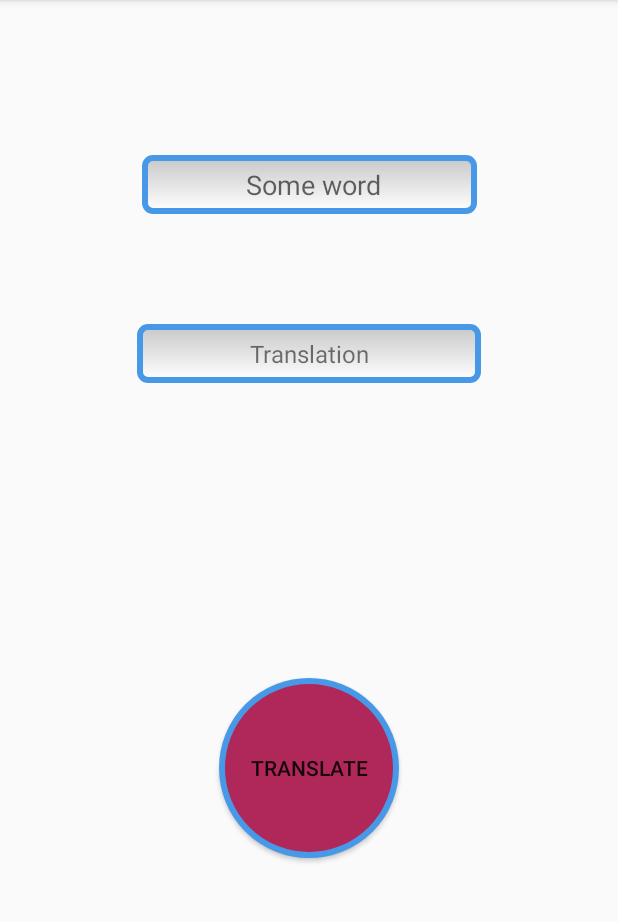
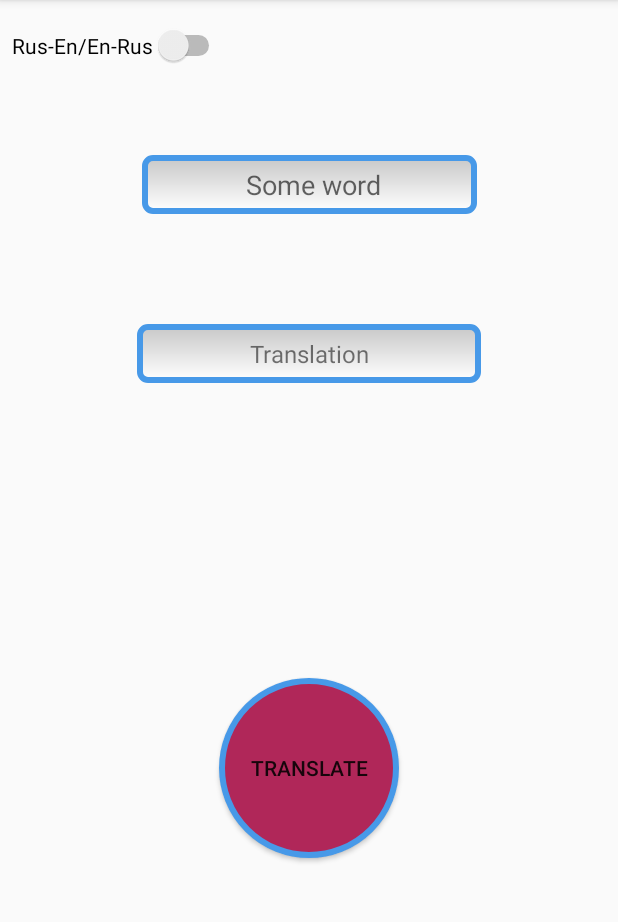
Before and after one commit to as005413/EnglishLearningApp_second, an Android app: the screen it shows after launch (MainActivity), after a tap on "TRANSLATE", on a phone screen of 412 x 824 dp, the part 84-1006 px from its top. Run offline under Robolectric (Android 15) with nearby library versions, the phone set to English and light mode, and no system bars.

Commit message:
Add alert_message and add 2 sides translation

```diff
--- a/app/src/main/java/com/example/englishlearningapp/MainActivity.java
+++ b/app/src/main/java/com/example/englishlearningapp/MainActivity.java
@@ -5,8 +5,11 @@ import androidx.appcompat.app.AppCompatActivity;
 import android.os.Bundle;
 import android.view.View;
 import android.widget.EditText;
+import android.widget.Switch;
 import android.widget.TextView;
+import android.widget.Toast;
 
+import java.util.ArrayList;
 import java.util.HashMap;
 
 import entities.Word;
@@ -19,33 +22,52 @@ public class MainActivity extends AppCompatActivity {
         setContentView(R.layout.activity_main);
     }
 
-    public HashMap<String, Word> createDataBase() {
-        HashMap<String, Word> wordsDB = new HashMap<>();
+    public ArrayList<Word> createDataBase() {
+        Word word1 = new Word("House", "Дом");
+        Word word2 = new Word("Person", "Личность");
+        Word word3 = new Word("Cat", "Кот");
+        Word word4 = new Word("Dog", "Собака");
+        Word word5 = new Word("Laptop", "Ноутбук");
 
-        Word word1 = new Word("House", "Dom");
-        wordsDB.put(word1.getWord(), word1);
-
-        Word word2 = new Word("Person", "Личность");
-        wordsDB.put(word2.getWord(), word2);
-
-        Word word3 = new Word("Cat", "Кот");
-        wordsDB.put(word3.getTranslation(), word3);
-
-        Word word4 = new Word("Dog", "Собака");
-        wordsDB.put(word4.getTranslation(), word4);
-
-        Word word5 = new Word("Laptop", "Ноутбук");
-        wordsDB.put(word5.getTranslation(), word5);
+        ArrayList<Word> wordsDB = new ArrayList<>(5);
+        wordsDB.add(word1);
+        wordsDB.add(word2);
+        wordsDB.add(word3);
+        wordsDB.add(word4);
+        wordsDB.add(word5);
         return wordsDB;
     }
 
     public void onClick(View view) {
-        EditText englishWordObj = (EditText)findViewById(R.id.editText2);
-        String englishWord = englishWordObj.getText().toString();
+        EditText wordObj = (EditText) findViewById(R.id.editText2);
+        Switch ru_en = (Switch)findViewById(R.id.switch1);
+        TextView translation = (TextView) findViewById(R.id.textView);
+        String word = wordObj.getText().toString();
+        ArrayList<Word> D_B = createDataBase();
 
-        Word word = createDataBase().get(englishWord);
+        if(ru_en.isChecked()){ //Now we get english variant
+            for(Word word_ : D_B){
+                if(word_.getEn().equals(word)){
+                    translation.setText(word_.getRus());
+                    return;
+                }
+            }
 
-        TextView translation = (TextView)findViewById(R.id.textView);
-        translation.setText(word.getTranslation());
+        }else if(!ru_en.isChecked()){
+            for (Word word_ : D_B){
+                if(word_.getRus().equals(word)){
+                    translation.setText(word_.getEn());
+                    return;
+                }
+            }
+        }
+        exceptionAlert("Unknown word :(");
+    }
+
+    public void exceptionAlert(String alert){ // "alert" will be contain alert message
+        Toast.makeText(MainActivity.this,
+                alert,
+                Toast.LENGTH_SHORT)
+                .show();
     }
 }
--- a/app/src/main/java/entities/Word.java
+++ b/app/src/main/java/entities/Word.java
@@ -1,24 +1,19 @@
 package entities;
 
 public class Word {
-    private String word;
-    private String translation;
+    private String en;
+    private String rus;
 
-    public Word(String word, String translation){
-        this.word = word;
-        this.translation = translation;
+    public Word(String en, String rus){
+        this.en = en;
+        this.rus = rus;
     }
 
-    public String getWord() {
-        return word;
+    public String getEn() {
+        return en;
     }
 
-    public String getTranslation() {
-        return translation;
-    }
-
-    @Override
-    public String toString() {
-        return translation;
+    public String getRus() {
+        return rus;
     }
 }
--- a/app/src/main/res/layout/activity_main.xml
+++ b/app/src/main/res/layout/activity_main.xml
@@ -68,4 +68,18 @@
         app:layout_constraintStart_toStartOf="parent"
         app:layout_constraintTop_toBottomOf="@+id/textView" />
 
+    <Switch
+        android:id="@+id/switch1"
+        android:layout_width="wrap_content"
+        android:layout_height="wrap_content"
+        android:layout_marginStart="8dp"
+        android:layout_marginLeft="8dp"
+        android:layout_marginTop="8dp"
+        android:layout_marginBottom="8dp"
+        android:text="Rus-En/En-Rus"
+        app:layout_constraintBottom_toTopOf="@+id/editText2"
+        app:layout_constraintStart_toStartOf="parent"
+        app:layout_constraintTop_toTopOf="parent"
+        app:layout_constraintVertical_bias="0.142" />
+
 </androidx.constraintlayout.widget.ConstraintLayout>
```
